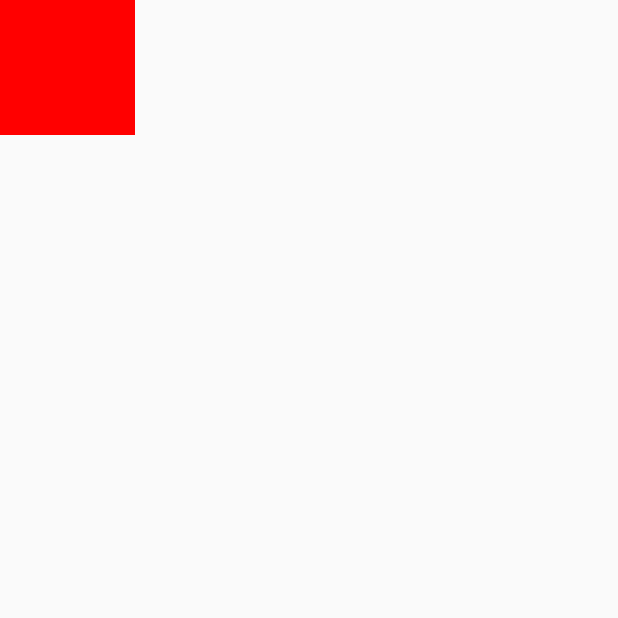
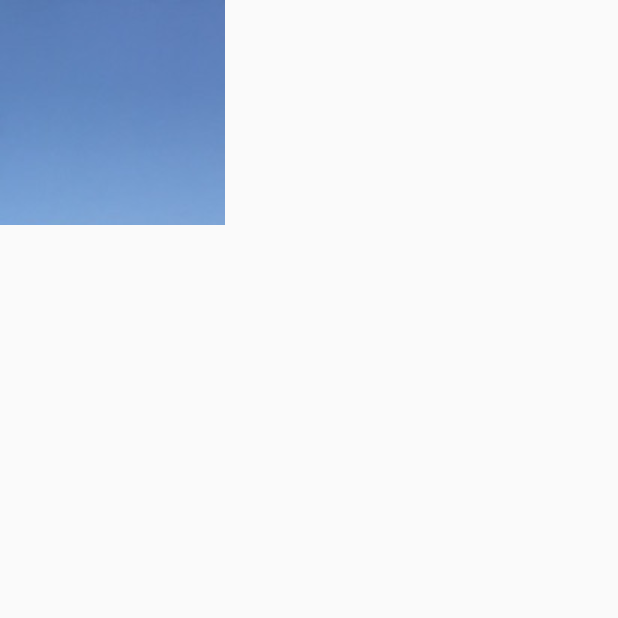
Before and after one commit to Moroooz/GestureDemo, an Android app built with Jetpack Compose: the screen it shows after launch (MainActivity), on a phone screen of 412 x 824 dp, the top half of it. Run offline under Robolectric (Android 15) with nearby library versions, the phone set to English and light mode, and no system bars.

Commit message:
Add MainScreen with ScrollModifiers

```diff
--- a/app/src/main/java/com/example/gesturedemo/MainActivity.kt
+++ b/app/src/main/java/com/example/gesturedemo/MainActivity.kt
@@ -4,6 +4,7 @@ import android.os.Bundle
 import androidx.activity.ComponentActivity
 import androidx.activity.compose.setContent
 import androidx.activity.enableEdgeToEdge
+import androidx.compose.foundation.Canvas
 import androidx.compose.foundation.background
 import androidx.compose.foundation.clickable
 import androidx.compose.foundation.gestures.Orientation
@@ -13,6 +14,7 @@ import androidx.compose.foundation.gestures.draggable
 import androidx.compose.foundation.gestures.rememberDraggableState
 import androidx.compose.foundation.gestures.rememberScrollableState
 import androidx.compose.foundation.gestures.scrollable
+import androidx.compose.foundation.horizontalScroll
 import androidx.compose.foundation.layout.Box
 import androidx.compose.foundation.layout.Column
 import androidx.compose.foundation.layout.Spacer
@@ -21,6 +23,8 @@ import androidx.compose.foundation.layout.height
 import androidx.compose.foundation.layout.offset
 import androidx.compose.foundation.layout.padding
 import androidx.compose.foundation.layout.size
+import androidx.compose.foundation.rememberScrollState
+import androidx.compose.foundation.verticalScroll
 import androidx.compose.material3.Scaffold
 import androidx.compose.material3.Text
 import androidx.compose.runtime.Composable
@@ -30,8 +34,11 @@ import androidx.compose.runtime.remember
 import androidx.compose.runtime.setValue
 import androidx.compose.ui.Alignment
 import androidx.compose.ui.Modifier
+import androidx.compose.ui.geometry.Offset
 import androidx.compose.ui.graphics.Color
+import androidx.compose.ui.graphics.ImageBitmap
 import androidx.compose.ui.input.pointer.pointerInput
+import androidx.compose.ui.res.imageResource
 import androidx.compose.ui.tooling.preview.Preview
 import androidx.compose.ui.unit.IntOffset
 import androidx.compose.ui.unit.dp
@@ -52,7 +59,32 @@ class MainActivity : ComponentActivity() {
 
 @Composable
 fun MainScreen(modifier: Modifier = Modifier) {
-    ScrollableModifier(modifier)
+    ScrollModifiers(modifier)
+}
+
+@Composable
+fun ScrollModifiers(modifier: Modifier = Modifier) {
+
+    val image = ImageBitmap.imageResource(id = R.drawable.vacation)
+
+    Box(modifier = modifier
+        .size(150.dp)
+        .verticalScroll(rememberScrollState())
+        .horizontalScroll(rememberScrollState())) {
+        Canvas(
+            modifier = Modifier
+                .size(360.dp, 270.dp)
+        )
+        {
+            drawImage(
+                image = image,
+                topLeft = Offset(
+                    x = 0f,
+                    y = 0f
+                ),
+            )
+        }
+    }
 }
 
 @Composable
```
Also changed, not shown: app/src/main/res/drawable/vacation.jpg (added).
